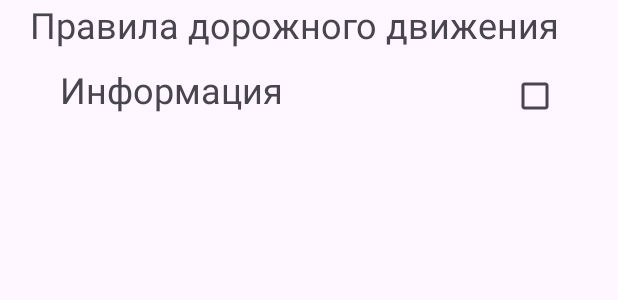
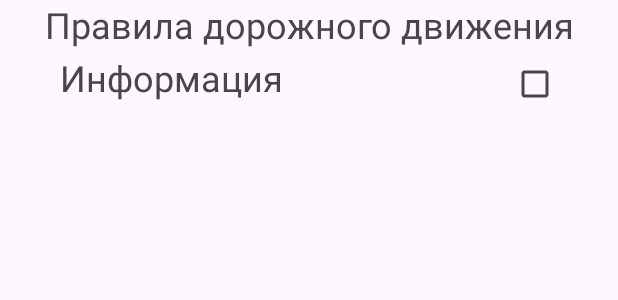
Before and after one commit to Zats1954/UrbanUni5, an Android app: the layout activity_main.xml on its own in the app's theme, with its tools: preview values and no code run, on a phone screen of 412 x 824 dp. Shown: the top 300 px of the screen. Run offline under Robolectric (Android 15) with nearby library versions, the phone set to English and light mode, and no system bars.

Commit message:
init commit

```diff
--- a/app/src/main/java/ru/zatsoft/pdd/MainActivity.kt
+++ b/app/src/main/java/ru/zatsoft/pdd/MainActivity.kt
@@ -3,7 +3,6 @@ package ru.zatsoft.pdd
 import android.os.Bundle
 import androidx.appcompat.app.AppCompatActivity
 import ru.zatsoft.pdd.databinding.ActivityMainBinding
-
 
 class MainActivity : AppCompatActivity() {
     private lateinit var binding: ActivityMainBinding
@@ -13,6 +12,7 @@ class MainActivity : AppCompatActivity() {
 не менее 45 минут, после которого этим водителем может быть начат очередной период
 управления транспортным средством. Указанный перерыв для отдыха может быть разделен на 2 части или более,
 первая из которых должна составлять не менее 15 минут, а последняя - не менее 30 минут."""
+
     override fun onCreate(savedInstanceState: Bundle?) {
         super.onCreate(savedInstanceState)
         binding = ActivityMainBinding.inflate(layoutInflater)
@@ -23,7 +23,7 @@ class MainActivity : AppCompatActivity() {
             binding.tvInfo.textSize = 14.0f
             pdd
         } else {
-            binding.tvInfo.textSize = 26.0f
+            binding.tvInfo.textSize = 24.0f
             "Информация"
         })}
     }
--- a/app/src/main/res/layout/activity_main.xml
+++ b/app/src/main/res/layout/activity_main.xml
@@ -10,22 +10,23 @@
 
     <TextView
         android:id="@+id/textView"
-        android:layout_width="wrap_content"
+        android:layout_width="match_parent"
         android:layout_height="wrap_content"
-        android:layout_marginStart="@dimen/margins"
         android:gravity="center_horizontal"
         android:text="@string/pdd"
         android:textSize="@dimen/text_size"
-        app:layout_constraintStart_toStartOf="parent" />
+        app:layout_constraintStart_toStartOf="parent"
+        app:layout_constraintTop_toTopOf="parent"/>
 
     <LinearLayout
         android:id="@+id/linearLayout"
         android:layout_width="match_parent"
         android:layout_height="match_parent"
+        android:layout_marginStart="@dimen/margins"
+        android:layout_marginTop="@dimen/layout_margin"
         android:orientation="horizontal"
-        android:layout_marginStart="@dimen/margins"
-        android:layout_marginTop="40dp"
-        app:layout_constraintStart_toStartOf="parent">
+        app:layout_constraintStart_toStartOf="parent"
+        app:layout_constraintTop_toBottomOf="@+id/textView">
 
         <TextView
             android:id="@+id/tvInfo"
--- a/app/src/main/res/values/dimens.xml
+++ b/app/src/main/res/values/dimens.xml
@@ -2,4 +2,5 @@
 <resources>
     <dimen name="margins">20dp</dimen>
     <dimen name="text_size">24sp</dimen>
+    <dimen name="layout_margin">32dp</dimen>
 </resources>
```
